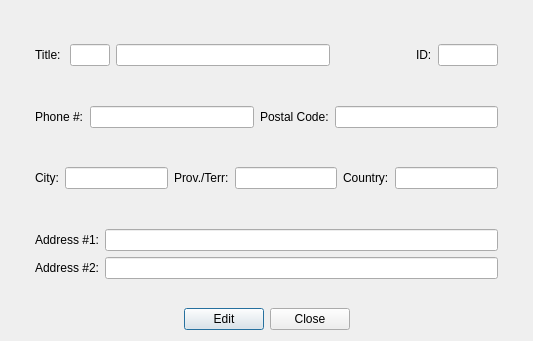
Old version of the form interface/clientdetaildialog.ui in the repository ArclightEntertainment/arclight-placeholder.
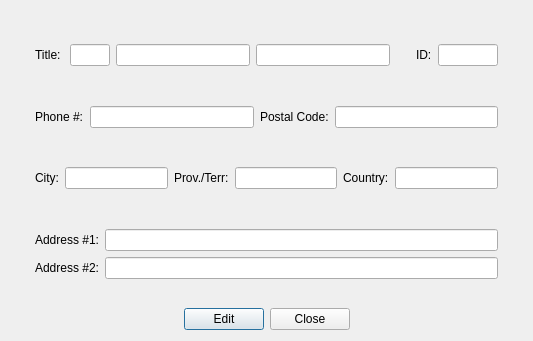
New version of the form.

Commit message: Client Edit implemented, moving on to expanded traits/Personality Quiz

```diff
--- a/interface/clientdetaildialog.ui
+++ b/interface/clientdetaildialog.ui
@@ -66,6 +66,9 @@
          <item>
           <widget class="QLineEdit" name="nameLineEdit"/>
          </item>
+         <item>
+          <widget class="QLineEdit" name="lNameLineEdit"/>
+         </item>
          <item>
           <spacer name="horizontalSpacer">
            <property name="orientation">
@@ -76,7 +79,7 @@
            </property>
            <property name="sizeHint" stdset="0">
             <size>
-             <width>80</width>
+             <width>20</width>
              <height>20</height>
             </size>
            </property>
```
The commit also changes 4 other files.
